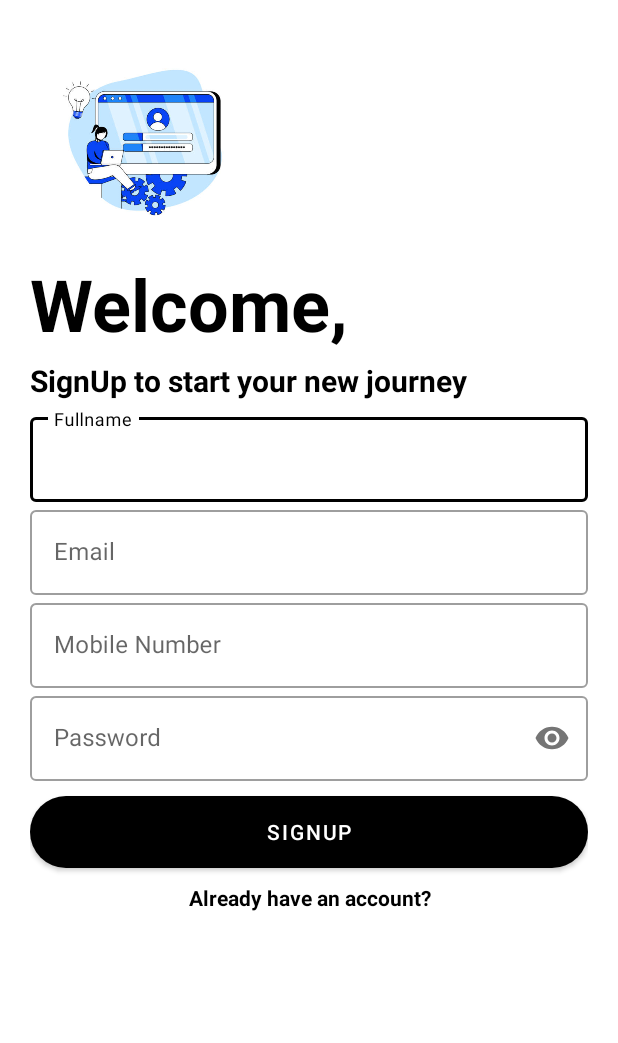
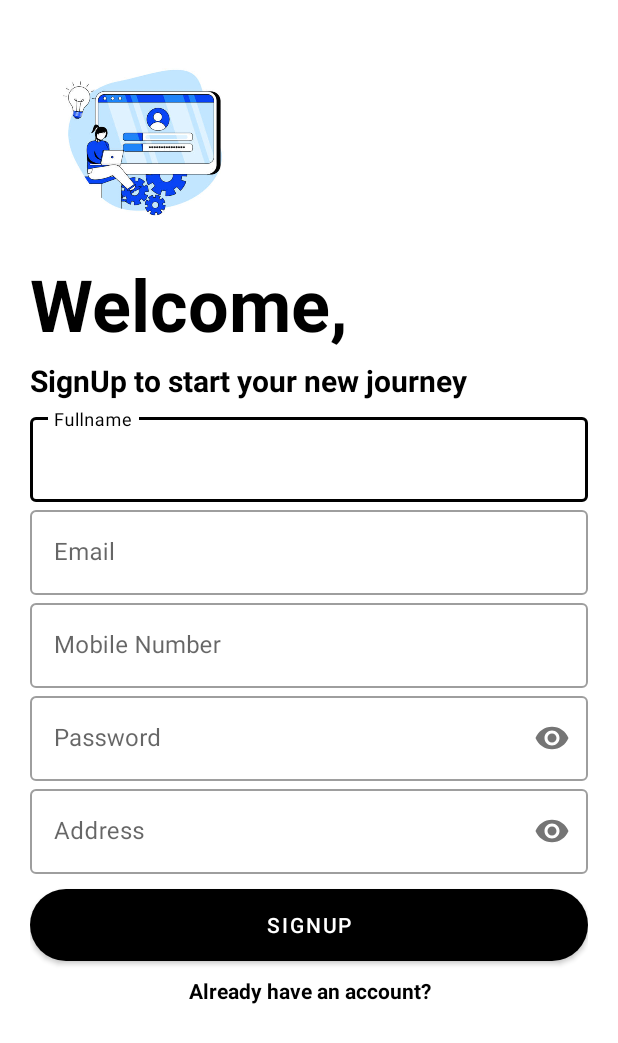
Before and after one commit to gauravv0312/Elegant-Touch, an Android app: the RegisterFragment screen opened directly, with no data from a screen before it, after a tap on "SIGNUP", on a phone screen of 412 x 824 dp. Shown: the top 1043 px of the screen. Run offline under Robolectric (Android 15) with nearby library versions, the phone set to English and light mode, and no system bars; Roboto replaces fonts that are not available here; 1 statement that could not run was skipped.

Commit message:
Update Project

```diff
--- a/Elegant_Touch/app/src/main/java/com/example/elegant_touch/Account/RegisterFragment.java
+++ b/Elegant_Touch/app/src/main/java/com/example/elegant_touch/Account/RegisterFragment.java
@@ -40,6 +40,7 @@ FragmentRegisterBinding binding;
                 String Email= binding.email.getText().toString().trim();
                 String Phone = binding.number.getText().toString().trim();
                 String Password = binding.password.getText().toString().trim();
+                String address = binding.address.getText().toString().trim();
 //                if (TextUtils.isEmpty(name))
 //                {
 //                    binding.fullname.setError("Name is required");
@@ -56,7 +57,7 @@ FragmentRegisterBinding binding;
 ////                    return;
 //                }
 //                else {
-                    userregister(name,Email,Password,Phone);
+                    userregister(name,Email,Password,Phone,address);
 //                }
 
             }
@@ -65,10 +66,10 @@ FragmentRegisterBinding binding;
 
     }
 
-    public void userregister(String name,String email, String password, String mobile) {
+    public void userregister(String name,String email, String password, String mobile,String address) {
         Call<signup_response_mode> call=apicontroller.getInstance()
                                         .getapi()
-                                        .getregister(name,email,mobile,password);
+                                        .getregister(name,email,mobile,password,address);
 
         call.enqueue(new Callback<signup_response_mode>() {
             @Override
--- a/Elegant_Touch/app/src/main/java/com/example/elegant_touch/Account/apicontroller.java
+++ b/Elegant_Touch/app/src/main/java/com/example/elegant_touch/Account/apicontroller.java
@@ -7,7 +7,7 @@ import retrofit2.Retrofit;
 import retrofit2.converter.gson.GsonConverterFactory;
 
 public class apicontroller {
-    static final String url ="http://192.168.199.179/eleganttouch/";
+    static final String url ="http://192.168.43.214/sharmastorApi/";
     private static apicontroller clientobject;
     private static Retrofit retrofit;
 
--- a/Elegant_Touch/app/src/main/java/com/example/elegant_touch/Account/apiset.java
+++ b/Elegant_Touch/app/src/main/java/com/example/elegant_touch/Account/apiset.java
@@ -13,7 +13,8 @@ public interface apiset {
       @Field("name") String name,
       @Field("email") String email,
       @Field("mobile") String mobile,
-      @Field("password") String password
+      @Field("password") String password,
+      @Field("address") String address
     );
 
 }
--- a/Elegant_Touch/app/src/main/res/layout/fragment_register.xml
+++ b/Elegant_Touch/app/src/main/res/layout/fragment_register.xml
@@ -92,6 +92,20 @@
                 android:inputType="textPassword"/>
         </com.google.android.material.textfield.TextInputLayout>
 
+        <com.google.android.material.textfield.TextInputLayout
+            android:layout_width="match_parent"
+            android:layout_height="wrap_content"
+            app:passwordToggleEnabled="true"
+            style="@style/Widget.MaterialComponents.TextInputLayout.OutlinedBox">
+
+            <com.google.android.material.textfield.TextInputEditText
+                android:id="@+id/address"
+                android:layout_width="match_parent"
+                android:layout_height="wrap_content"
+                android:hint="Address"
+                android:inputType="textPassword" />
+        </com.google.android.material.textfield.TextInputLayout>
+
         <Button
             android:id="@+id/btn_signup"
             android:layout_width="match_parent"
```
